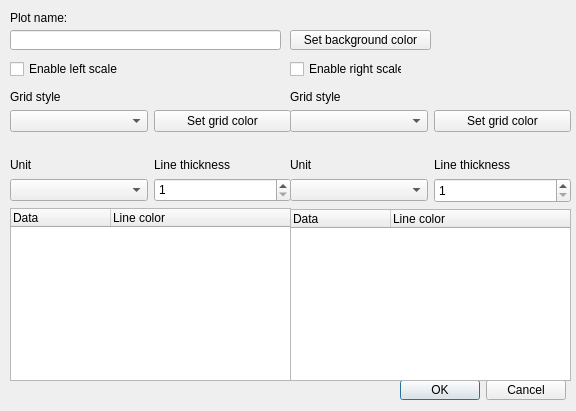
marazmista/radeon-profile, file radeon-profile/dialog_defineplot.ui: the form before one commit.
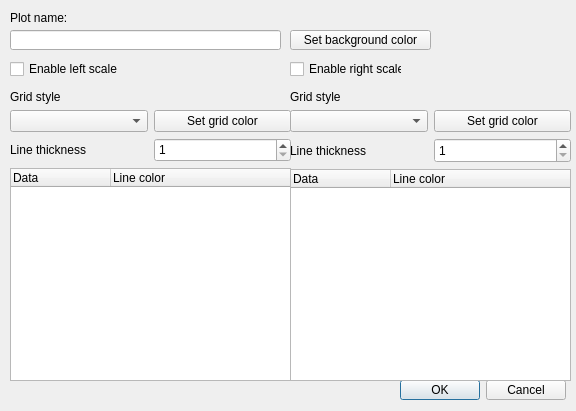
The form after the commit.

Commit message: simplified lists with data selection for plots

Diff of the .ui file:
```diff
--- a/radeon-profile/dialog_defineplot.ui
+++ b/radeon-profile/dialog_defineplot.ui
@@ -66,41 +66,6 @@
     </size>
    </property>
    <layout class="QGridLayout" name="gridLayout_4">
-    <item row="3" column="0">
-     <widget class="QLabel" name="label_6">
-      <property name="text">
-       <string>Unit</string>
-      </property>
-     </widget>
-    </item>
-    <item row="4" column="1">
-     <widget class="QSpinBox" name="spin_rightLineThickness">
-      <property name="sizePolicy">
-       <sizepolicy hsizetype="Preferred" vsizetype="Fixed">
-        <horstretch>0</horstretch>
-        <verstretch>0</verstretch>
-       </sizepolicy>
-      </property>
-      <property name="minimumSize">
-       <size>
-        <width>0</width>
-        <height>25</height>
-       </size>
-      </property>
-      <property name="maximumSize">
-       <size>
-        <width>16777215</width>
-        <height>16777215</height>
-       </size>
-      </property>
-      <property name="minimum">
-       <number>1</number>
-      </property>
-      <property name="maximum">
-       <number>10</number>
-      </property>
-     </widget>
-    </item>
     <item row="1" column="1">
      <widget class="QPushButton" name="btn_rightScaleColor">
       <property name="text">
@@ -108,13 +73,7 @@
       </property>
      </widget>
     </item>
-    <item row="0" column="1">
-     <widget class="QWidget" name="widget_rightGridColor" native="true"/>
-    </item>
-    <item row="1" column="0">
-     <widget class="QComboBox" name="combo_rightScaleStyle"/>
-    </item>
-    <item row="5" column="0" colspan="2">
+    <item row="4" column="0" colspan="2">
      <widget class="QTreeWidget" name="tree_rightData">
       <property name="editTriggers">
        <set>QAbstractItemView::DoubleClicked</set>
@@ -149,15 +108,11 @@
       </column>
      </widget>
     </item>
-    <item row="3" column="1">
-     <widget class="QLabel" name="label_7">
-      <property name="text">
-       <string>Line thickness</string>
-      </property>
-     </widget>
+    <item row="1" column="0">
+     <widget class="QComboBox" name="combo_rightScaleStyle"/>
     </item>
-    <item row="4" column="0">
-     <widget class="QComboBox" name="combo_rightUnit"/>
+    <item row="0" column="1">
+     <widget class="QWidget" name="widget_rightGridColor" native="true"/>
     </item>
     <item row="0" column="0">
      <widget class="QLabel" name="label_5">
@@ -166,18 +121,40 @@
       </property>
      </widget>
     </item>
-    <item row="2" column="0">
-     <spacer name="verticalSpacer_3">
-      <property name="orientation">
-       <enum>Qt::Vertical</enum>
+    <item row="3" column="1">
+     <widget class="QSpinBox" name="spin_rightLineThickness">
+      <property name="sizePolicy">
+       <sizepolicy hsizetype="Preferred" vsizetype="Fixed">
+        <horstretch>0</horstretch>
+        <verstretch>0</verstretch>
+       </sizepolicy>
       </property>
-      <property name="sizeHint" stdset="0">
+      <property name="minimumSize">
        <size>
-        <width>20</width>
-        <height>40</height>
+        <width>0</width>
+        <height>25</height>
        </size>
       </property>
-     </spacer>
+      <property name="maximumSize">
+       <size>
+        <width>16777215</width>
+        <height>16777215</height>
+       </size>
+      </property>
+      <property name="minimum">
+       <number>1</number>
+      </property>
+      <property name="maximum">
+       <number>10</number>
+      </property>
+     </widget>
+    </item>
+    <item row="3" column="0">
+     <widget class="QLabel" name="label_7">
+      <property name="text">
+       <string>Line thickness</string>
+      </property>
+     </widget>
     </item>
    </layout>
    <zorder>tree_rightData</zorder>
@@ -213,13 +190,45 @@
     </size>
    </property>
    <layout class="QGridLayout" name="gridLayout_5">
-    <item row="3" column="1">
+    <item row="3" column="0">
      <widget class="QLabel" name="label_3">
       <property name="text">
        <string>Line thickness</string>
       </property>
      </widget>
     </item>
+    <item row="4" column="0" colspan="2">
+     <widget class="QTreeWidget" name="tree_leftData">
+      <property name="editTriggers">
+       <set>QAbstractItemView::DoubleClicked</set>
+      </property>
+      <property name="selectionMode">
+       <enum>QAbstractItemView::NoSelection</enum>
+      </property>
+      <property name="indentation">
+       <number>0</number>
+      </property>
+      <property name="rootIsDecorated">
+       <bool>false</bool>
+      </property>
+      <property name="itemsExpandable">
+       <bool>false</bool>
+      </property>
+      <property name="expandsOnDoubleClick">
+       <bool>false</bool>
+      </property>
+      <column>
+       <property name="text">
+        <string>Data</string>
+       </property>
+      </column>
+      <column>
+       <property name="text">
+        <string>Line color</string>
+       </property>
+      </column>
+     </widget>
+    </item>
     <item row="1" column="1">
      <widget class="QPushButton" name="btn_leftScaleColor">
       <property name="maximumSize">
@@ -236,6 +245,28 @@
     <item row="1" column="0">
      <widget class="QComboBox" name="combo_leftScaleStyle"/>
     </item>
+    <item row="3" column="1">
+     <widget class="QSpinBox" name="spin_leftLineThickness">
+      <property name="sizePolicy">
+       <sizepolicy hsizetype="Preferred" vsizetype="Fixed">
+        <horstretch>0</horstretch>
+        <verstretch>0</verstretch>
+       </sizepolicy>
+      </property>
+      <property name="minimumSize">
+       <size>
+        <width>0</width>
+        <height>24</height>
+       </size>
+      </property>
+      <property name="minimum">
+       <number>1</number>
+      </property>
+      <property name="maximum">
+       <number>10</number>
+      </property>
+     </widget>
+    </item>
     <item row="0" column="0">
      <widget class="QLabel" name="label_4">
       <property name="text">
@@ -243,86 +274,9 @@
       </property>
      </widget>
     </item>
-    <item row="5" column="0" colspan="2">
-     <widget class="QTreeWidget" name="tree_leftData">
-      <property name="editTriggers">
-       <set>QAbstractItemView::DoubleClicked</set>
-      </property>
-      <property name="selectionMode">
-       <enum>QAbstractItemView::NoSelection</enum>
-      </property>
-      <property name="indentation">
-       <number>0</number>
-      </property>
-      <property name="rootIsDecorated">
-       <bool>false</bool>
-      </property>
-      <property name="itemsExpandable">
-       <bool>false</bool>
-      </property>
-      <property name="expandsOnDoubleClick">
-       <bool>false</bool>
-      </property>
-      <column>
-       <property name="text">
-        <string>Data</string>
-       </property>
-      </column>
-      <column>
-       <property name="text">
-        <string>Line color</string>
-       </property>
-      </column>
-     </widget>
-    </item>
-    <item row="2" column="1">
-     <spacer name="verticalSpacer">
-      <property name="orientation">
-       <enum>Qt::Vertical</enum>
-      </property>
-      <property name="sizeHint" stdset="0">
-       <size>
-        <width>20</width>
-        <height>40</height>
-       </size>
-      </property>
-     </spacer>
-    </item>
-    <item row="3" column="0">
-     <widget class="QLabel" name="label_2">
-      <property name="text">
-       <string>Unit</string>
-      </property>
-     </widget>
-    </item>
     <item row="0" column="1">
      <widget class="QWidget" name="widget_leftGridColor" native="true"/>
     </item>
-    <item row="4" column="0">
-     <widget class="QComboBox" name="combo_leftUnit"/>
-    </item>
-    <item row="4" column="1">
-     <widget class="QSpinBox" name="spin_leftLineThickness">
-      <property name="sizePolicy">
-       <sizepolicy hsizetype="Preferred" vsizetype="Fixed">
-        <horstretch>0</horstretch>
-        <verstretch>0</verstretch>
-       </sizepolicy>
-      </property>
-      <property name="minimumSize">
-       <size>
-        <width>0</width>
-        <height>24</height>
-       </size>
-      </property>
-      <property name="minimum">
-       <number>1</number>
-      </property>
-      <property name="maximum">
-       <number>10</number>
-      </property>
-     </widget>
-    </item>
    </layout>
   </widget>
   <widget class="QCheckBox" name="cb_enableLeftScale">
```
Left out of the diff: 5 changed lines with no effect on the pictures. The commit also changes 9 other files.
